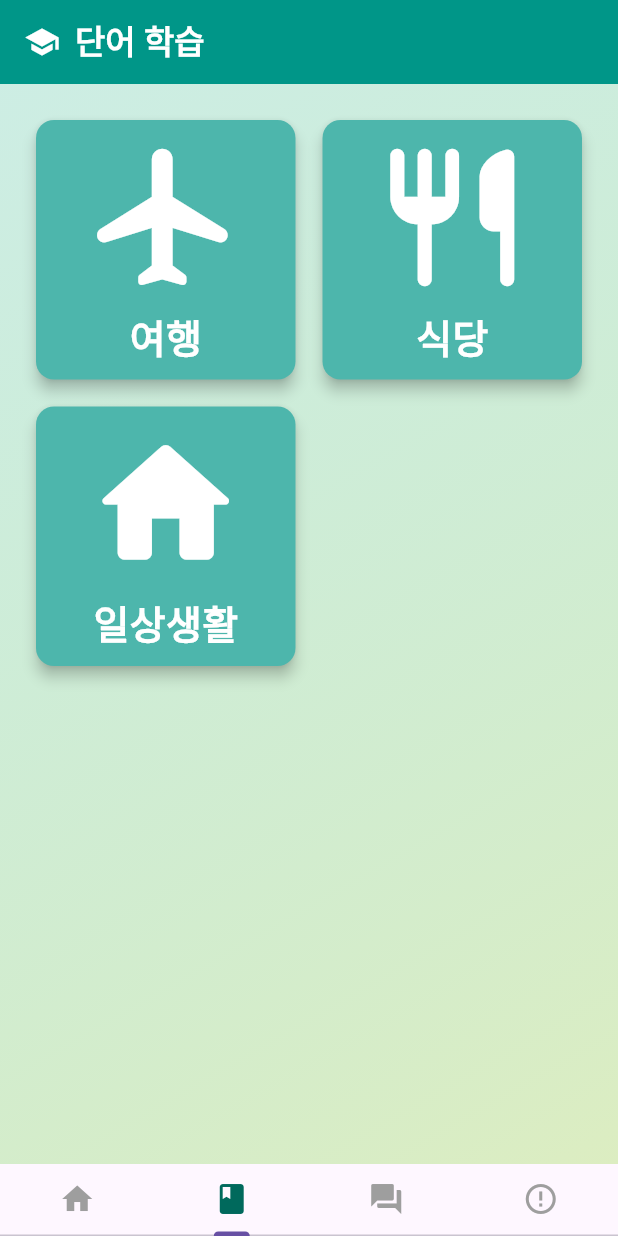
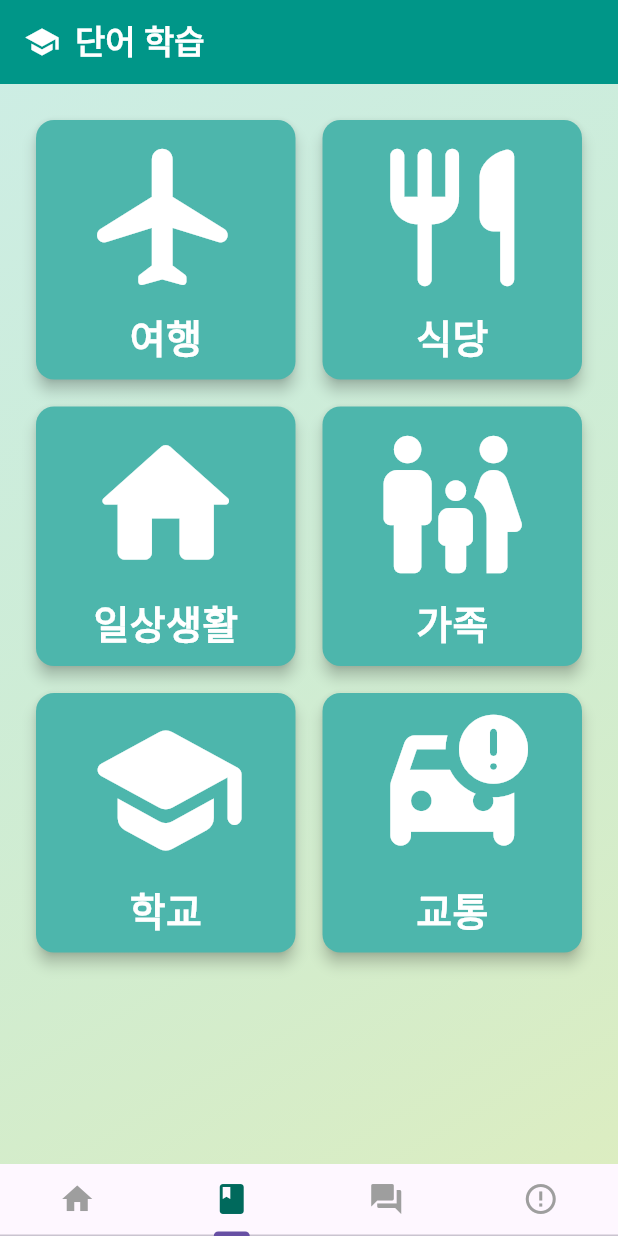
Before and after one commit to nam9nine/english_word_app, a Flutter app: the screen it shows after launch, item 2 of the bottom bar chosen, on a phone screen of 412 x 824 dp. Run offline on Flutter 3.47's test engine with Material 3 defaults, Android fonts, the light colour scheme and no system bars; our stand-ins replace carousel_slider, sqflite; accounts and stored records are empty; Roboto replaces fonts that are missing (Pretendard).

Commit message:
Add Word Data

```diff
--- a/assets/data/words.json
+++ b/assets/data/words.json
@@ -28,5 +28,35 @@
   {"english": "Map", "meaning": "지도", "category": "여행", "isWrong": false},
   {"english": "Weather", "meaning": "날씨", "category": "여행", "isWrong": false},
   {"english": "Language", "meaning": "언어", "category": "여행", "isWrong": false},
-  {"english": "Culture", "meaning": "문화", "category": "여행", "isWrong": false}
+  {"english": "Culture", "meaning": "문화", "category": "여행", "isWrong": false},
+  {"english": "Family", "meaning": "가족", "category": "가족", "isWrong": false},
+  {"english": "Mother", "meaning": "어머니", "category": "가", "isWrong": false},
+  {"english": "Father", "meaning": "아버지", "category": "가족", "isWrong": false},
+  {"english": "Brother", "meaning": "형제", "category": "가족", "isWrong": false},
+  {"english": "Sister", "meaning": "자매", "category": "가족", "isWrong": false},
+  {"english": "Son", "meaning": "아들", "category": "가족", "isWrong": false},
+  {"english": "Daughter", "meaning": "딸", "category": "가족", "isWrong": false},
+  {"english": "Grandmother", "meaning": "할머니", "category": "가족", "isWrong": false},
+  {"english": "Grandfather", "meaning": "할아버지", "category": "가족", "isWrong": false},
+  {"english": "Uncle", "meaning": "삼촌", "category": "가족", "isWrong": false},
+  {"english": "School", "meaning": "학교", "category": "학교", "isWrong": false},
+  {"english": "Classroom", "meaning": "교실", "category": "학교", "isWrong": false},
+  {"english": "Teacher", "meaning": "선생님", "category": "학교", "isWrong": false},
+  {"english": "Student", "meaning": "학생", "category": "학교", "isWrong": false},
+  {"english": "Principal", "meaning": "교장", "category": "학교", "isWrong": false},
+  {"english": "Vice Principal", "meaning": "교감", "category": "학교", "isWrong": false},
+  {"english": "Counselor", "meaning": "상담사", "category": "학교", "isWrong": false},
+  {"english": "Class", "meaning": "수업", "category": "학교", "isWrong": false},
+  {"english": "Lesson", "meaning": "수업, 강의", "category": "학교", "isWrong": false},
+  {"english": "Period", "meaning": "교시", "category": "학교", "isWrong": false},
+  {"english": "Car", "meaning": "자동차", "category": "교통", "isWrong": false},
+  {"english": "Bus", "meaning": "버스", "category": "교통", "isWrong": false},
+  {"english": "Train", "meaning": "기차", "category": "교통", "isWrong": false},
+  {"english": "Airplane", "meaning": "비행기", "category": "교통", "isWrong": false},
+  {"english": "Bicycle", "meaning": "자전거", "category": "교통", "isWrong": false},
+  {"english": "Truck", "meaning": "트럭", "category": "교통", "isWrong": false},
+  {"english": "Subway", "meaning": "지하철", "category": "교통", "isWrong": false},
+  {"english": "Motorcycle", "meaning": "오토바이", "category": "교통", "isWrong": false},
+  {"english": "Scooter", "meaning": "스쿠터", "category": "교통", "isWrong": false},
+  {"english": "Ship", "meaning": "배", "category": "교통", "isWrong": false}
 ]
--- a/lib/main.dart
+++ b/lib/main.dart
@@ -45,9 +45,36 @@ class _MainViewState extends State<MainView> with SingleTickerProviderStateMixin
   void initState() {
     super.initState();
     controller = TabController(length: 4, vsync: this);
-    categories.add(Category(name: '여행', imagePath: 'assets/images/travel_banner.jpg'));
-    categories.add(Category(name: '식당', imagePath: 'assets/images/restaurant_banner.jpg'));
-    categories.add(Category(name: '일상생활', imagePath: 'assets/images/daily-life_banner.jpg'));
+    categories.add(Category(
+        name: '여행',
+        imagePath: 'assets/images/travel_banner.jpg',
+        iconPath: Icons.flight_rounded,
+    ));
+    categories.add(Category(
+        name: '식당',
+        imagePath: 'assets/images/restaurant_banner.jpg',
+        iconPath: Icons.restaurant_rounded,
+    ));
+    categories.add(Category(
+        name: '일상생활',
+        imagePath: 'assets/images/daily-life_banner.jpg',
+        iconPath: Icons.home_rounded
+    ));
+    categories.add(Category(
+        name: '가족',
+        imagePath: 'assets/images/family_banner.jpg',
+        iconPath: Icons.family_restroom_rounded,
+    ));
+    categories.add(Category(
+        name: '학교',
+        imagePath: 'assets/images/school_banner.jpg',
+        iconPath: Icons.school_rounded
+    ));
+    categories.add(Category(
+        name: '교통',
+        imagePath: 'assets/images/car_banner.jpg',
+        iconPath: Icons.car_crash_rounded
+    ));
     repository = WordRepository(DatabaseHelper());
   }
 
--- a/lib/model/main-category.model.dart
+++ b/lib/model/main-category.model.dart
@@ -1,8 +1,10 @@
+
+import 'package:flutter/cupertino.dart';
 
 class Category {
   String name;
   String imagePath;
-  String? iconPath;
+  IconData? iconPath;
   Category({
     required this.name,
     required this.imagePath,
--- a/lib/views/home_page/home-main.page.dart
+++ b/lib/views/home_page/home-main.page.dart
@@ -2,7 +2,7 @@ import 'package:carousel_slider/carousel_slider.dart';
 import 'package:english_world/model/main-category.model.dart';
 import 'package:english_world/views/learning_page/learning-sub.page.dart';
 import 'package:english_world/widget/util.widget.dart';
-import 'package:english_world/widget/home-main-carousel.dart';
+import 'package:english_world/widget/home-carousel.dart';
 import 'package:flutter/material.dart';
 import '../../repository/word-repository.dart';
 
--- a/lib/views/incorrect_page/incorrect-main.page.dart
+++ b/lib/views/incorrect_page/incorrect-main.page.dart
@@ -14,7 +14,7 @@ class IncorrectPage extends StatefulWidget {
 
 class _IncorrectPageState extends State<IncorrectPage> {
   late List<Word> wrongWords = [];
-  bool showMeaning = false; // 단어 뜻 표시 여부를 나타내는 변수
+  bool showMeaning = false;
 
   @override
   void initState() {
--- a/lib/views/learning_page/learning-main.page.dart
+++ b/lib/views/learning_page/learning-main.page.dart
@@ -39,7 +39,7 @@ class _LearnPage extends State<LearnMainPage> {
           mainAxisSpacing: 10,
           children: <Widget>[
             ...widget.categories.map((category){
-              return LearnMainCard(category: category.name, repository: widget.repository,);
+              return LearnMainCard(category: category, repository: widget.repository,);
             })
         ],
         ),
--- a/lib/views/quiz_page/quiz-main.page.dart
+++ b/lib/views/quiz_page/quiz-main.page.dart
@@ -1,5 +1,5 @@
 import 'package:english_world/model/main-category.model.dart';
-import 'package:english_world/widget/quiz-main-widget.dart';
+import 'package:english_world/widget/quiz-main_widget.dart';
 import 'package:flutter/material.dart';
 import '../../repository/word-repository.dart';
 import 'package:english_world/widget/util.widget.dart';
--- a/lib/widget/learning-carousel.dart
+++ b/lib/widget/learning-carousel.dart
@@ -48,7 +48,7 @@ class _LearnCarouselSliderState extends State<LearnCarouselSlider> {
                     style: const TextStyle(
                         fontSize: 24,
                         fontWeight: FontWeight.bold,
-                        color: Colors.blueAccent
+                        color: Colors.teal
                     ),
                   ),
                   const SizedBox(height: 10),
@@ -87,7 +87,7 @@ class _LearnCarouselSliderState extends State<LearnCarouselSlider> {
                 curve: Curves.easeInOut,
               ),
               style: ElevatedButton.styleFrom(
-                foregroundColor: Colors.blue, backgroundColor: Colors.white, // 아이콘 색상
+                foregroundColor: Colors.teal, backgroundColor: Colors.white, // 아이콘 색상
                 shape: const CircleBorder(),
                 padding: const EdgeInsets.all(15),
                 elevation: 4, // 버튼의 그림자
@@ -102,7 +102,7 @@ class _LearnCarouselSliderState extends State<LearnCarouselSlider> {
                 curve: Curves.easeInOut,
               ),
               style: ElevatedButton.styleFrom(
-                foregroundColor: Colors.blue, backgroundColor: Colors.white,
+                foregroundColor: Colors.teal, backgroundColor: Colors.white,
                 shape: const CircleBorder(),
                 padding: const EdgeInsets.all(15),
                 elevation: 4,
--- a/lib/widget/learning-main_card.dart
+++ b/lib/widget/learning-main_card.dart
@@ -1,10 +1,11 @@
 
+import 'package:english_world/model/main-category.model.dart';
 import 'package:english_world/views/learning_page/learning-sub.page.dart';
 import 'package:flutter/material.dart';
 import '../repository/word-repository.dart';
 
 class LearnMainCard extends StatefulWidget {
-  final String category;
+  final Category category;
   final WordRepository repository;
   const LearnMainCard({super.key, required this.category, required this.repository});
 
@@ -28,14 +29,12 @@ class _LearnMainCard extends State<LearnMainCard> {
           children: <Widget>[
             Padding(
               padding: const EdgeInsets.only(top : 2.0, bottom: 2.0),
-              child: widget.category == "여행" ? const Icon(Icons.flight_rounded, size: 110, color: Colors.white) :
-                  widget.category == "식당" ? const Icon(Icons.restaurant_rounded, size: 110, color: Colors.white) :
-                      widget.category == "일상생활" ? const Icon(Icons.home_rounded, size: 110, color: Colors.white) : null
+              child: Icon(widget.category.iconPath, size: 110, color: Colors.white)
             ),
             Padding(
               padding: const EdgeInsets.only(top: 3.0, bottom: 3.0),
               child: Text(
-                widget.category,
+                widget.category.name,
                 style: const TextStyle(
                     fontSize: 26,
                     fontFamily: "Pretendard",
@@ -50,7 +49,7 @@ class _LearnMainCard extends State<LearnMainCard> {
       onTap: () {
         Navigator.push(
           context,
-          MaterialPageRoute(builder: (context) => LearnSubPage(category : widget.category, repository: widget.repository)),
+          MaterialPageRoute(builder: (context) => LearnSubPage(category : widget.category.name, repository: widget.repository)),
         );
       },
     );
--- a/lib/widget/quiz-carousel.dart
+++ b/lib/widget/quiz-carousel.dart
@@ -52,7 +52,7 @@ class _QuizCarouselSliderState extends State<QuizCarouselSlider> {
                     style: const TextStyle(
                         fontSize: 24,
                         fontWeight: FontWeight.bold,
-                        color: Colors.blueAccent
+                        color: Colors.teal
                     ),
                   ),
                 ],
--- a/pubspec.yaml
+++ b/pubspec.yaml
@@ -64,6 +64,9 @@ flutter:
     - assets/images/travel_banner.jpg
     - assets/images/restaurant_banner.jpg
     - assets/images/daily-life_banner.jpg
+    - assets/images/car_banner.jpg
+    - assets/images/school_banner.jpg
+    - assets/images/family_banner.jpg
   fonts:
     - family: Pretendard
       fonts:
```
Also changed, not shown: lib/widget/quiz-main-widget.dart (deleted, +0 -183 lines), lib/widget/quiz-main_widget.dart (added, +187 -0 lines), assets/images/family_banner.jpg (added), lib/widget/home-carousel.dart (renamed from lib/widget/home-main-carousel.dart), 2 other files.
